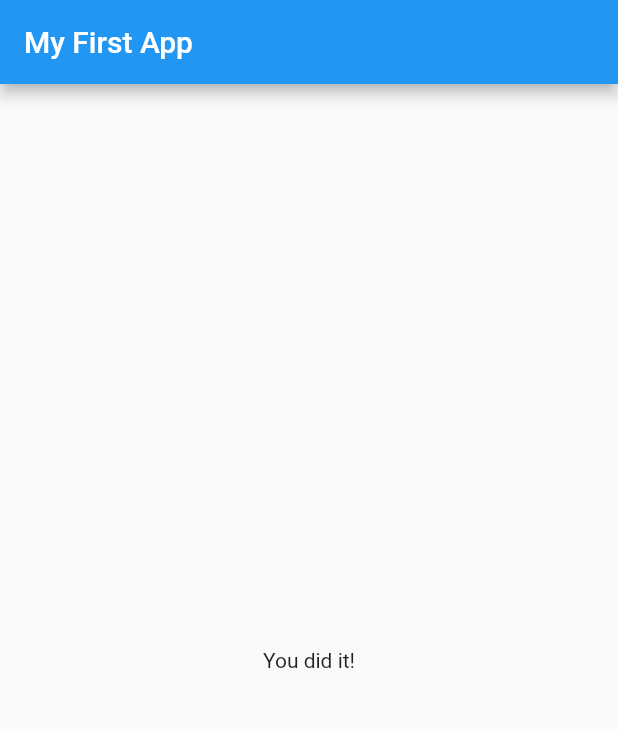
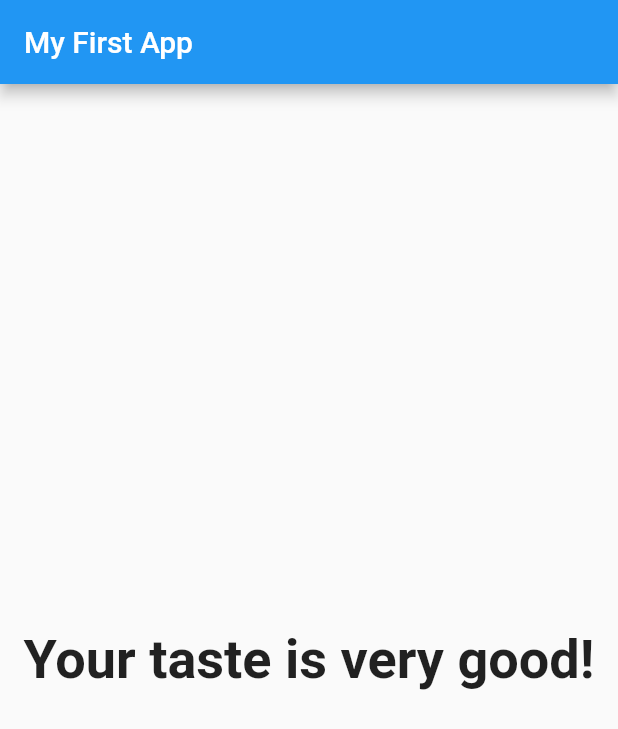
Before and after one commit to daviditco4/first-app, a Flutter app: the screen it shows after launch, after a tap on "Soul", after a tap on "Green", after a tap on "Mountains", on a phone screen of 412 x 824 dp. Shown: the top 729 px of the screen. Run offline on Flutter 3.47's test engine with Material 2 defaults, Android fonts, the phone set to English and light mode, and no system bars.

```diff
--- a/lib/main.dart
+++ b/lib/main.dart
@@ -16,19 +16,35 @@ class _MyAppState extends State<MyApp> {
   static const _questions = [
     {
       'questionText': 'Which music genre do you like the most?',
-      'answers': ['Soul', 'Funk', 'Rap', 'Classic'],
+      'answers': [
+        {'text': 'Soul', 'score': 4},
+        {'text': 'Funk', 'score': 2},
+        {'text': 'Rap', 'score': 1},
+        {'text': 'Classic', 'score': 3},
+      ],
     },
     {
       'questionText': 'What\'s your favorite color?',
-      'answers': ['Green', 'Yellow', 'Blue', 'Purple'],
+      'answers': [
+        {'text': 'Green', 'score': 3},
+        {'text': 'Yellow', 'score': 2},
+        {'text': 'Blue', 'score': 1},
+        {'text': 'Purple', 'score': 2},
+      ],
     },
     {
       'questionText': 'What\'s your ideal vacation location?',
-      'answers': ['Beach', 'Mountains', 'City', 'Cruise'],
+      'answers': [
+        {'text': 'Beach', 'score': 3},
+        {'text': 'Mountains', 'score': 2},
+        {'text': 'City', 'score': 1},
+        {'text': 'Cruise', 'score': 1},
+      ],
     },
   ];
 
   var _questionIndex = 0;
+  var _totalScore = 0;
 
   @override
   Widget build(BuildContext context) {
@@ -41,13 +57,14 @@ class _MyAppState extends State<MyApp> {
             ? Quiz(
                 questions: _questions,
                 questionIndex: _questionIndex,
-                answerQuestion: () {
+                answerQuestion: (int score) {
+                  _totalScore += score;
                   setState(() {
                     _questionIndex = _questionIndex + 1;
                   });
                 },
               )
-            : Result(),
+            : Result(_totalScore),
       ),
     );
   }
--- a/lib/quiz.dart
+++ b/lib/quiz.dart
@@ -19,10 +19,11 @@ class Quiz extends StatelessWidget {
     return Column(
       children: [
         Question(questions[questionIndex]['questionText']),
-        ...(questions[questionIndex]['answers'] as List<String>).map((answer) {
+        ...(questions[questionIndex]['answers'] as List<Map<String, Object>>)
+            .map((answer) {
           return Answer(
-            onPressed: answerQuestion,
-            answerText: answer,
+            onPressed: () => answerQuestion(answer['score']),
+            answerText: answer['text'],
           );
         }).toList(),
       ],
--- a/lib/result.dart
+++ b/lib/result.dart
@@ -1,10 +1,34 @@
 import 'package:flutter/material.dart';
 
 class Result extends StatelessWidget {
+  final int finalScore;
+
+  Result(this.finalScore);
+
+  String get resultText {
+    if (finalScore <= 3)
+      return 'You suck...';
+    else if (finalScore <= 5)
+      return 'Your taste is mediocre.';
+    else if (finalScore <= 7)
+      return 'You have a good taste';
+    else if (finalScore <= 9)
+      return 'Your taste is very good!';
+    else
+      return 'You are amazing!!';
+  }
+
   @override
   Widget build(BuildContext context) {
     return Center(
-      child: Text('You did it!'),
+      child: Text(
+        resultText,
+        textAlign: TextAlign.center,
+        style: TextStyle(
+          fontSize: 36,
+          fontWeight: FontWeight.bold,
+        ),
+      ),
     );
   }
 }
```
